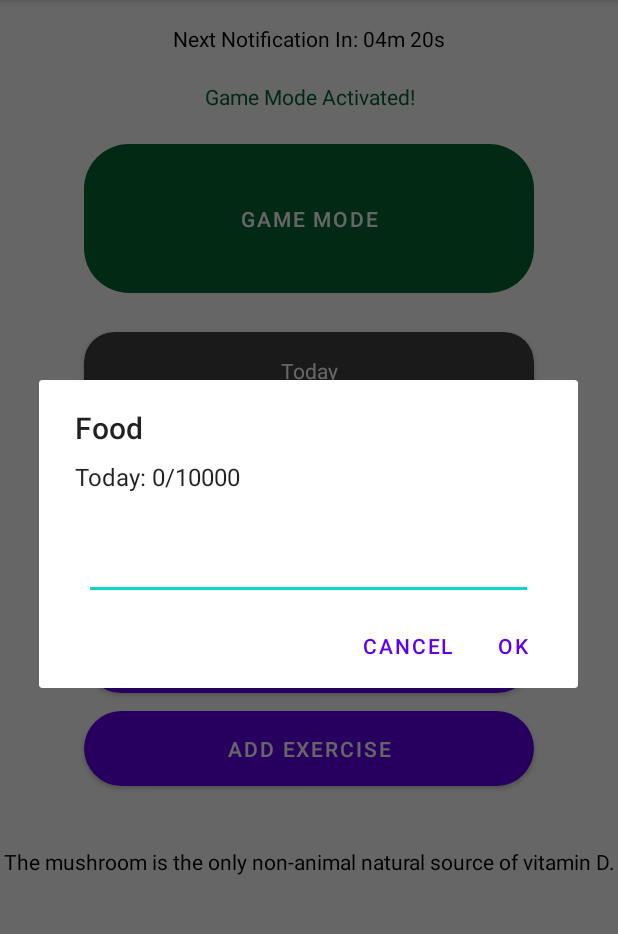
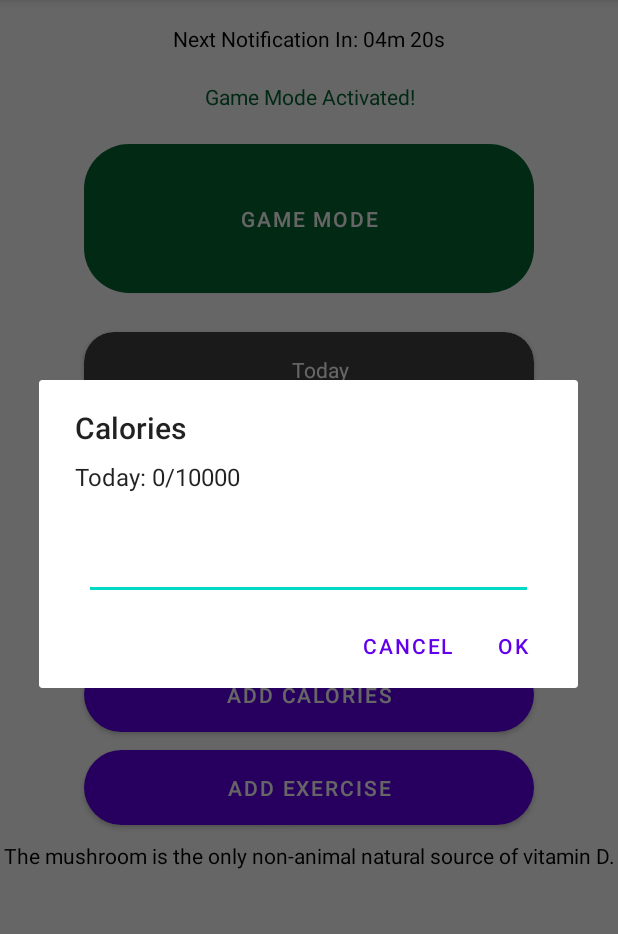
Before and after one commit to silsanteri/GamerReminder, an Android app: the screen it shows after launch (MainActivity), after a tap on "ADD CALORIES", on a phone screen of 412 x 824 dp, the part 84-1018 px from its top. Run offline under Robolectric (Android 15) with nearby library versions, the phone set to English and light mode, and no system bars; 3 other taps on this screen came first.

Commit message:
Small ui changes

```diff
--- a/app/src/main/java/com/example/gr/HistoryActivity.java
+++ b/app/src/main/java/com/example/gr/HistoryActivity.java
@@ -17,8 +17,6 @@ import com.google.android.material.tabs.TabLayout;
  * @author Ruslan (@dievskiy)
  * @version 1.0 04/2020
  */
-
-//TODO CHANGE FRAGMENT TITLES TO CURRENT LOCALE (VALUES ARE READY)
 
 public class HistoryActivity extends AppCompatActivity {
 
@@ -53,7 +51,7 @@ public class HistoryActivity extends AppCompatActivity {
         tabLayout = findViewById(R.id.tablayout);
         viewPager.setOffscreenPageLimit(2);
         tabLayout.setupWithViewPager(viewPager);
-        viewPager.setAdapter(new HistoryPagerAdapter(getSupportFragmentManager(), mUserData));
+        viewPager.setAdapter(new HistoryPagerAdapter(getSupportFragmentManager(), mUserData, this));
     }
 
     @Override
--- a/app/src/main/java/com/example/gr/MainActivity.java
+++ b/app/src/main/java/com/example/gr/MainActivity.java
@@ -34,8 +34,6 @@ import com.example.gr.view.AddListener;
  * @version 1.0 04/2020
  */
 
-//TODO RUSSIAN TRANSLATIONS
-
 public class MainActivity extends AppCompatActivity implements DialogHandler {
 
     public static final int REQUEST_CODE_SETTINGS = 420;
@@ -68,8 +66,8 @@ public class MainActivity extends AppCompatActivity implements DialogHandler {
         this.textGenerator = new MotivationalTextGenerator(this);
 
         this.mUserData = new UserData(this);
+        gamemodeActive = SharedPrefsUtils.returnGameModeStatus(this);
         setUpViews();
-        this.gamemodeActive = SharedPrefsUtils.returnGameModeStatus(this);
     }
 
     @Override
@@ -77,7 +75,7 @@ public class MainActivity extends AppCompatActivity implements DialogHandler {
         // SAVES USERDATA TO DATABASE
         this.mUserData.addDBData();
         // SAVES gamemodeActive TO SHAREDPREFS
-        SharedPrefsUtils.saveGameModeStatus(this, this.gamemodeActive);
+        SharedPrefsUtils.saveGameModeStatus(this, gamemodeActive);
         super.onPause();
     }
 
@@ -102,6 +100,9 @@ public class MainActivity extends AppCompatActivity implements DialogHandler {
         btn_drink = findViewById(R.id.btn_add_water);
         btn_calories = findViewById(R.id.btn_add_calories);
         btn_game_mode = findViewById(R.id.btn_game_mode);
+        if (gamemodeActive) {
+            setGameModeUi();
+        }
 
         // add listener
         View.OnClickListener addListener = new AddListener(this);
@@ -117,7 +118,6 @@ public class MainActivity extends AppCompatActivity implements DialogHandler {
     }
 
     private void updateTotalValues() {
-        //TODO FIX CALORIES TEXTVIEW IS NOT CENTERED
         txt_total_exer.setText(getString(R.string.total_exercise, mUserData.getValueByType(ItemType.EXERCISE)));
         txt_total_cal.setText(getString(R.string.total_calories, mUserData.getValueByType(ItemType.FOOD)));
         txt_total_water.setText(getString(R.string.total_water, mUserData.getValueByType(ItemType.WATER)));
@@ -132,7 +132,7 @@ public class MainActivity extends AppCompatActivity implements DialogHandler {
     public void showAddDialog(final ItemType type) {
         final View dialogView = View.inflate(this, R.layout.dialog_add, null);
         final EditText editText = dialogView.findViewById(R.id.edit_value);
-        String title = type.toString().toLowerCase();
+        String title = type.getLocaledName(this);
         // capitalize title
         // source https://stackoverflow.com/questions/3904579/how-to-capitalize-the-first-letter-of-a-string-in-java
         title = title.substring(0, 1).toUpperCase() + title.substring(1);
@@ -251,11 +251,7 @@ public class MainActivity extends AppCompatActivity implements DialogHandler {
             this.txt_game_mode_disabled.setVisibility(View.VISIBLE);
         } else {
             this.gamemodeActive = true;
-            // SETS THE UI TO VISUALLY EXPRESS GAME MODE ACTIVATION
-            this.btn_game_mode.setBackgroundColor(getResources().getColor(R.color.colorActivated));
-            this.txt_game_mode_activated.setVisibility(View.VISIBLE);
-            this.txt_notification_next.setVisibility(View.VISIBLE);
-            this.txt_game_mode_disabled.setVisibility(View.INVISIBLE);
+            setGameModeUi();
 
             // STARTS THE REPEATING NOTIFICATIONS
             NotificationUtils.sendNotification(
@@ -264,6 +260,16 @@ public class MainActivity extends AppCompatActivity implements DialogHandler {
                     getResources().getString(R.string.app_name),
                     getResources().getString(R.string.notification_content));
         }
+    }
+
+    /**
+     * SETS THE UI TO VISUALLY EXPRESS GAME MODE ACTIVATION
+     */
+    private void setGameModeUi() {
+        this.btn_game_mode.setBackgroundColor(getResources().getColor(R.color.colorActivated));
+        this.txt_game_mode_activated.setVisibility(View.VISIBLE);
+        this.txt_notification_next.setVisibility(View.VISIBLE);
+        this.txt_game_mode_disabled.setVisibility(View.INVISIBLE);
     }
 
     @Override
--- a/app/src/main/java/com/example/gr/logic/ItemType.java
+++ b/app/src/main/java/com/example/gr/logic/ItemType.java
@@ -1,4 +1,11 @@
 package com.example.gr.logic;
+
+import android.content.Context;
+import android.util.Log;
+
+import com.example.gr.R;
+
+import java.util.Locale;
 
 /**
  * Types of possible add items.
@@ -10,16 +17,27 @@ package com.example.gr.logic;
 public enum ItemType {
     FOOD, WATER, EXERCISE;
 
-    public String getAppendix() {
+    public String getAppendix(Context context) {
         switch (this) {
             case WATER:
-                return "ml";
+                return " " + context.getString(R.string.appendix_water);
             case EXERCISE:
-                return "min";
+                return " " + context.getString(R.string.appendix_exercise);
             case FOOD:
-                return "kcal";
+                return " " + context.getString(R.string.appendix_food);
             default:
                 return "";
         }
     }
+
+    public String getLocaledName(Context context) {
+        switch (this) {
+            case EXERCISE:
+                return context.getString(R.string.exercise).toLowerCase();
+            case FOOD:
+                return context.getString(R.string.calories).toLowerCase();
+            default:
+                return context.getString(R.string.water).toLowerCase();
+        }
+    }
 }
--- a/app/src/main/java/com/example/gr/logic/NotificationUtils.java
+++ b/app/src/main/java/com/example/gr/logic/NotificationUtils.java
@@ -36,7 +36,8 @@ public class NotificationUtils {
         //SOURCE 1: https://stackoverflow.com/questions/36902667/how-to-schedule-notification-in-android
         //SOURCE 2: https://developer.android.com/training/scheduling/alarms
 
-        long notificationDelay = SharedPrefsUtils.returnNotificationFrequency(context);
+        // todo check conversion
+        long notificationDelay = SharedPrefsUtils.returnNotificationFrequency(context) * 60 * 1000;
         boolean notificationSound = SharedPrefsUtils.returnNotificationSound(context);
 
         // CREATES THE NOTIFICATION
--- a/app/src/main/java/com/example/gr/view/HistoryPagerAdapter.java
+++ b/app/src/main/java/com/example/gr/view/HistoryPagerAdapter.java
@@ -1,4 +1,6 @@
 package com.example.gr.view;
+
+import android.content.Context;
 
 import androidx.annotation.NonNull;
 import androidx.annotation.Nullable;
@@ -26,7 +28,7 @@ public class HistoryPagerAdapter extends FragmentPagerAdapter {
     private List<String> titles;
 
     // todo change userData to helper
-    public HistoryPagerAdapter(FragmentManager supportFragmentManager, UserData userData) {
+    public HistoryPagerAdapter(FragmentManager supportFragmentManager, UserData userData, Context context) {
         super(supportFragmentManager, BEHAVIOR_RESUME_ONLY_CURRENT_FRAGMENT);
 
         // add fragments to the list
@@ -37,7 +39,7 @@ public class HistoryPagerAdapter extends FragmentPagerAdapter {
             // add fragment
             fragmentsArray.add(new ItemFragment(type, userData));
             // add title
-            titlesArray.add(type.name());
+            titlesArray.add(type.getLocaledName(context));
 
         }
         fragments = fragmentsArray;
--- a/app/src/main/java/com/example/gr/view/fragments/ItemFragment.java
+++ b/app/src/main/java/com/example/gr/view/fragments/ItemFragment.java
@@ -114,8 +114,10 @@ public class ItemFragment extends Fragment {
 
     private void updateAverage() {
         if (average != null && mUserData != null) {
-            average.setText(getString(R.string.history_average, mathUtils.getAverage(mUserData.getAllValuesPlain(type)), type.getAppendix()));
-
+            average.setText(getString(R.string.history_average,
+                    mathUtils.getAverage(mUserData.getAllValuesPlain(type)),
+                    type.getAppendix(requireContext()
+                    )));
         }
     }
 
--- a/app/src/main/res/layout/activity_main.xml
+++ b/app/src/main/res/layout/activity_main.xml
@@ -22,7 +22,8 @@
 
             <androidx.constraintlayout.widget.ConstraintLayout
                 android:layout_width="match_parent"
-                android:layout_height="wrap_content">
+                android:layout_height="wrap_content"
+                android:padding="5dp">
 
                 <TextView
                     android:id="@+id/txt_card_today"
@@ -31,8 +32,9 @@
                     android:layout_height="wrap_content"
                     android:text="@string/today"
                     android:textAlignment="center"
-                    app:layout_constraintEnd_toEndOf="parent"
-                    app:layout_constraintStart_toStartOf="parent"
+                    app:layout_constraintBottom_toTopOf="@id/txt_total_cal2"
+                    app:layout_constraintEnd_toEndOf="@id/txt_total_cal2"
+                    app:layout_constraintStart_toStartOf="@id/txt_total_cal2"
                     app:layout_constraintTop_toTopOf="parent" />
 
                 <TextView
@@ -43,7 +45,18 @@
                     android:text="@string/total_exercise"
                     android:textAlignment="center"
                     app:layout_constraintBottom_toBottomOf="parent"
-                    app:layout_constraintEnd_toStartOf="@id/txt_total_cal"
+                    app:layout_constraintEnd_toEndOf="@+id/txt_total_exer2"
+                    app:layout_constraintStart_toStartOf="@+id/txt_total_exer2"
+                    app:layout_constraintTop_toBottomOf="@id/txt_total_exer2" />
+
+                <TextView
+                    android:id="@+id/txt_total_exer2"
+                    style="@style/CardView.TotalText"
+                    android:layout_width="wrap_content"
+                    android:layout_height="wrap_content"
+                    android:text="@string/exercise"
+                    android:textAlignment="center"
+                    app:layout_constraintEnd_toStartOf="@id/txt_total_cal2"
                     app:layout_constraintStart_toStartOf="parent"
                     app:layout_constraintTop_toBottomOf="@id/txt_card_today" />
 
@@ -55,8 +68,20 @@
                     android:text="@string/total_calories"
                     android:textAlignment="center"
                     app:layout_constraintBottom_toBottomOf="parent"
-                    app:layout_constraintEnd_toStartOf="@id/txt_total_water"
-                    app:layout_constraintStart_toEndOf="@id/txt_total_exer"
+                    app:layout_constraintEnd_toEndOf="@+id/txt_total_cal2"
+                    app:layout_constraintStart_toStartOf="@+id/txt_total_cal2"
+                    app:layout_constraintTop_toBottomOf="@id/txt_total_cal2" />
+
+
+                <TextView
+                    android:id="@+id/txt_total_cal2"
+                    style="@style/CardView.TotalText"
+                    android:layout_width="wrap_content"
+                    android:layout_height="wrap_content"
+                    android:text="@string/calories"
+                    android:textAlignment="center"
+                    app:layout_constraintEnd_toStartOf="@+id/txt_total_water2"
+                    app:layout_constraintStart_toEndOf="@+id/txt_total_exer2"
                     app:layout_constraintTop_toBottomOf="@id/txt_card_today" />
 
                 <TextView
@@ -67,9 +92,22 @@
                     android:text="@string/total_water"
                     android:textAlignment="center"
                     app:layout_constraintBottom_toBottomOf="parent"
+                    app:layout_constraintEnd_toEndOf="@+id/txt_total_water2"
+                    app:layout_constraintStart_toStartOf="@+id/txt_total_water2"
+                    app:layout_constraintTop_toBottomOf="@id/txt_total_water2" />
+
+
+                <TextView
+                    android:id="@+id/txt_total_water2"
+                    style="@style/CardView.TotalText"
+                    android:layout_width="wrap_content"
+                    android:layout_height="wrap_content"
+                    android:text="@string/water"
+                    android:textAlignment="center"
                     app:layout_constraintEnd_toEndOf="parent"
-                    app:layout_constraintStart_toEndOf="@id/txt_total_cal"
+                    app:layout_constraintStart_toEndOf="@id/txt_total_cal2"
                     app:layout_constraintTop_toBottomOf="@id/txt_card_today" />
+
             </androidx.constraintlayout.widget.ConstraintLayout>
 
         </com.google.android.material.card.MaterialCardView>
@@ -139,7 +177,8 @@
             android:textColor="@color/black"
             app:layout_constraintBottom_toBottomOf="parent"
             app:layout_constraintEnd_toEndOf="parent"
-            app:layout_constraintStart_toStartOf="parent" />
+            app:layout_constraintStart_toStartOf="parent"
+            app:layout_constraintTop_toBottomOf="@id/btn_add_exercise" />
 
         <TextView
             android:id="@+id/txt_notification_next"
@@ -149,8 +188,8 @@
             android:layout_marginTop="16dp"
             android:layout_marginEnd="16dp"
             android:text="@string/notification_next"
+            android:textAlignment="center"
             android:textColor="@color/black"
-            android:textAlignment="center"
             android:visibility="invisible"
             app:layout_constraintEnd_toEndOf="parent"
             app:layout_constraintStart_toStartOf="parent"
@@ -163,8 +202,8 @@
             android:layout_marginBottom="16dp"
             android:text="@string/game_mode_activated"
             android:textAlignment="center"
+            android:textColor="@color/colorActivated"
             android:visibility="invisible"
-            android:textColor="@color/colorActivated"
             app:layout_constraintBottom_toTopOf="@+id/btn_game_mode"
             app:layout_constraintEnd_toEndOf="parent"
             app:layout_constraintStart_toStartOf="parent" />
@@ -176,8 +215,8 @@
             android:layout_marginStart="176dp"
             android:layout_marginEnd="176dp"
             android:text="@string/game_mode_disabled"
+            android:textAlignment="center"
             android:textColor="@color/black"
-            android:textAlignment="center"
             app:layout_constraintBottom_toTopOf="@+id/txt_game_mode_activated"
             app:layout_constraintEnd_toEndOf="parent"
             app:layout_constraintStart_toStartOf="parent"
--- a/app/src/main/res/values/strings.xml
+++ b/app/src/main/res/values/strings.xml
@@ -20,9 +20,9 @@
     <string name="dialog_today">Today: %1$d/%2$d</string>
     <string name="toast_not_saved">Not saved.</string>
     <string name="toast_saved">Saved successfully!</string>
-    <string name="total_exercise">Exercise\n%1$dmin</string>
-    <string name="total_calories">Calories\n%1$d</string>
-    <string name="total_water">Drink\n%1$dml</string>
+    <string name="total_exercise">%1$d min</string>
+    <string name="total_calories">%1$d kcal</string>
+    <string name="total_water">%1$d ml</string>
     <string name="today">Today</string>
     <string name="history_list_item">%1$s - %2$d</string>
     <string name="history_average">Average: %1$d %2$s</string>
@@ -38,4 +38,9 @@
     <string name="appbar_title_sources">Sources</string>
     <string name="appbar_title_settings">Settings</string>
     <string name="appbar_title_history">History</string>
+    <string name="water">Water</string>
+    <string name="food">Food</string>
+    <string name="appendix_water">" ml"</string>
+    <string name="appendix_exercise">" min"</string>
+    <string name="appendix_food">kcal</string>
 </resources>
--- a/app/src/main/res/values/styles.xml
+++ b/app/src/main/res/values/styles.xml
@@ -11,13 +11,12 @@
     <style name="Text.Element">
         <item name="android:textSize">20sp</item>
         <item name="android:textColor">@color/black</item>
-        <item name="android:padding">10dp</item>
         <item name="android:layout_marginStart">16dp</item>
     </style>
 
     <style name="CardView.TotalText">
         <item name="android:textAlignment">center</item>
-        <item name="android:layout_margin">16dp</item>
+        <item name="android:padding">10dp</item>
         <item name="android:textColor">@color/white</item>
     </style>
 
```
Also changed, not shown: app/src/main/java/com/example/gr/SettingsActivity.java (+28 -2 lines), app/src/main/java/com/example/gr/logic/SharedPrefsUtils.java (+3 -4 lines), 6 other files.
